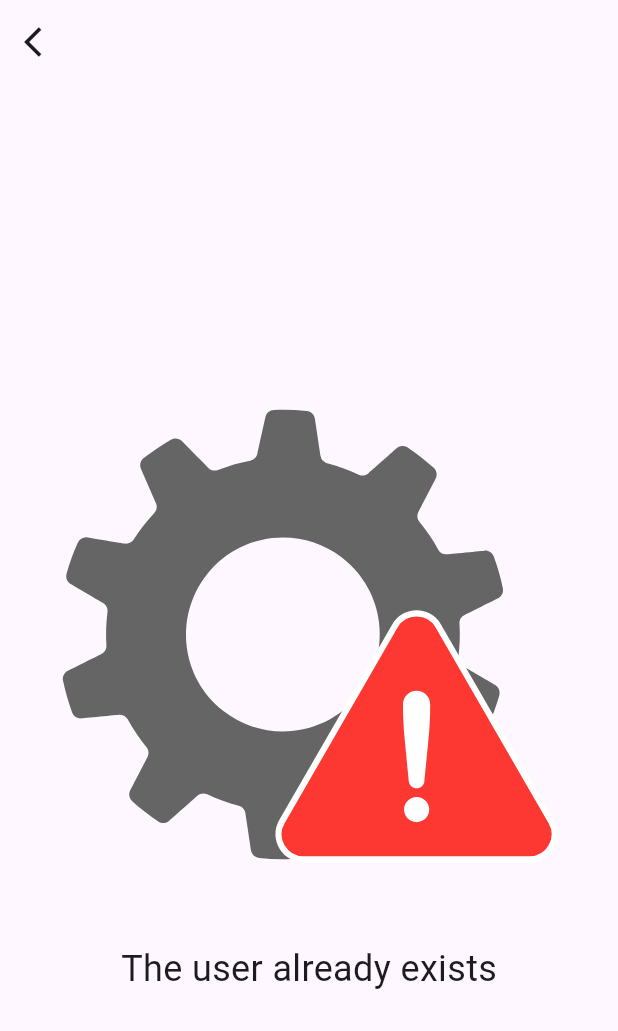
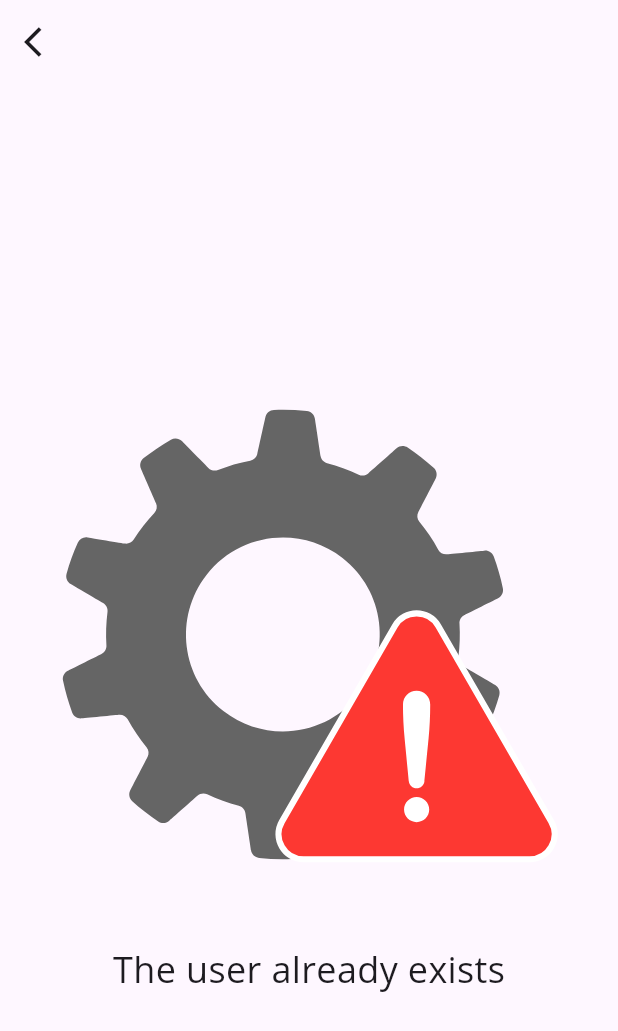
Before and after one commit to Drako-Rexon/notes_worm, a Flutter app: the SomethingWentWrong screen opened directly, on a phone screen of 412 x 824 dp. Shown: the top 1031 px of the screen. Run offline on Flutter 3.47's test engine with Material 3 defaults, Android fonts, the phone set to English and light mode, and no system bars; our stand-ins replace bloc, flutter_bloc, flutter_dotenv, google_fonts, internet_connection_checker_plus, lottie and 2 more; accounts and stored records are empty; Roboto replaces fonts that are missing (Handlee).

Commit message:
font change minor

```diff
--- a/frontend/lib/common/pages/something_went_wrong.dart
+++ b/frontend/lib/common/pages/something_went_wrong.dart
@@ -4,7 +4,10 @@ import 'package:sub_notes_app/core/config/assets/app_lottie_animations.dart';
 import 'package:sub_notes_app/core/extensions/extensions.dart';
 
 class SomethingWentWrong extends StatelessWidget {
-  const SomethingWentWrong({super.key, this.errorText});
+  const SomethingWentWrong({
+    super.key,
+    this.errorText,
+  });
   final String? errorText;
 
   @override
--- a/frontend/lib/core/config/theme/app_theme.dart
+++ b/frontend/lib/core/config/theme/app_theme.dart
@@ -8,7 +8,8 @@ class AppTheme {
     // primaryColor: AppColors.appWhite,
     // scaffoldBackgroundColor: AppColors.appWhite,
     brightness: Brightness.light,
-    fontFamily: GoogleFonts.handlee().fontFamily,
+    // fontFamily: GoogleFonts.handlee().fontFamily,
+    fontFamily: GoogleFonts.openSans().fontFamily,
   );
   static final ThemeData darkTheme = ThemeData(
     primaryColor: AppColors.black,
```
Also changed, not shown: frontend/lib/presentation/homepage/pages/homepage.dart (+9 -1 lines).
